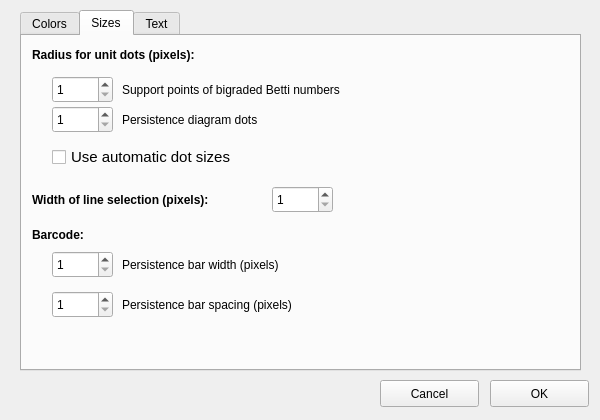
rivetTDA/rivet, file interface/configuredialog.ui: the form before one commit.
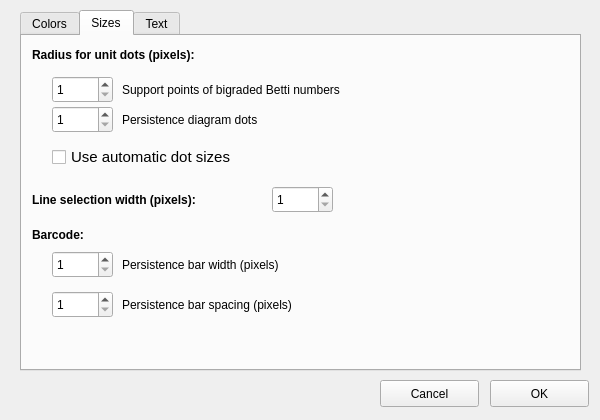
The form after the commit. The open tabs and pages were chosen to show the change.

Commit message: restored ability to set axis labels from Configure box

```diff
--- a/interface/configuredialog.ui
+++ b/interface/configuredialog.ui
@@ -10,6 +10,12 @@
     <height>420</height>
    </rect>
   </property>
+  <property name="sizePolicy">
+   <sizepolicy hsizetype="Fixed" vsizetype="Fixed">
+    <horstretch>0</horstretch>
+    <verstretch>0</verstretch>
+   </sizepolicy>
+  </property>
   <property name="windowTitle">
    <string>Configure RIVET</string>
   </property>
@@ -577,7 +583,7 @@
       </font>
      </property>
      <property name="text">
-      <string>Width of line selection (pixels):</string>
+      <string>Line selection width (pixels):</string>
      </property>
     </widget>
     <widget class="QLabel" name="barWidthLabel">
```
The commit also changes 6 other files.
